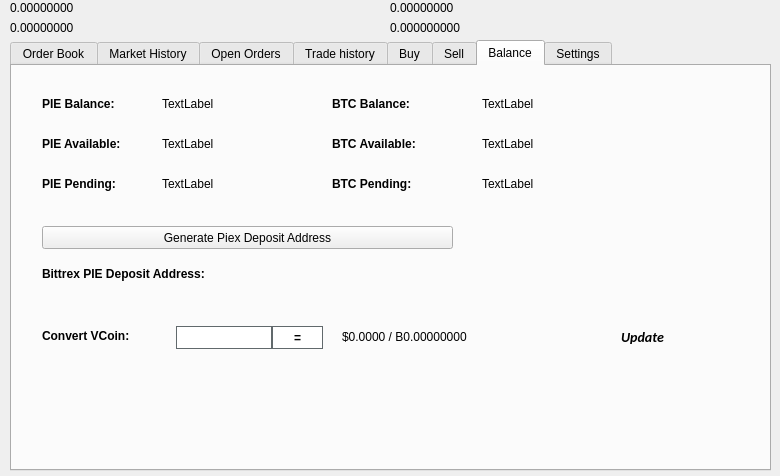
Before: the Qt Designer form src/qt/forms/tradingdialog.ui in SocialSend/SocialSend, drawn with Qt 5.
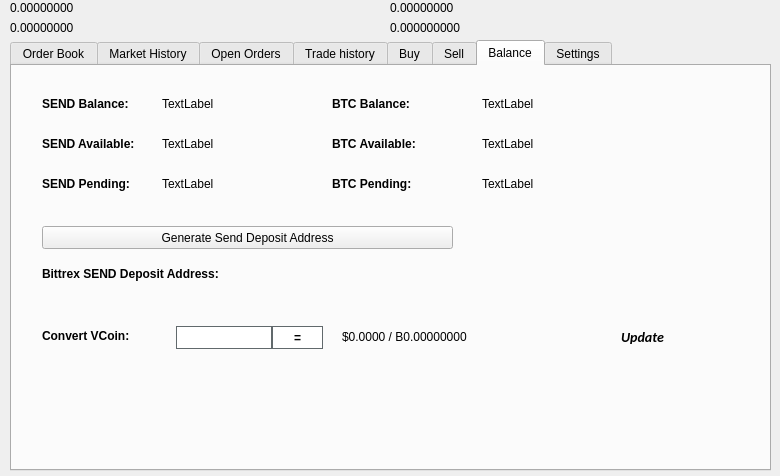
After: the same form once the commit is applied. The open tabs and pages were chosen to show the change. Icons and pictures are not drawn.

Patch:
```diff
--- a/src/qt/forms/tradingdialog.ui
+++ b/src/qt/forms/tradingdialog.ui
@@ -2762,7 +2762,7 @@
       </font>
      </property>
      <property name="text">
-      <string>PIE Balance:</string>
+      <string>SEND Balance:</string>
      </property>
     </widget>
     <widget class="QLabel" name="label_12">
@@ -2813,7 +2813,7 @@
       </font>
      </property>
      <property name="text">
-      <string>PIE Available:</string>
+      <string>SEND Available:</string>
      </property>
     </widget>
     <widget class="QLabel" name="label_14">
@@ -2832,7 +2832,7 @@
       </font>
      </property>
      <property name="text">
-      <string>PIE Pending:</string>
+      <string>SEND Pending:</string>
      </property>
     </widget>
     <widget class="QLabel" name="PIEPendingLabel">
@@ -2928,7 +2928,7 @@
       </font>
      </property>
      <property name="text">
-      <string>Bittrex PIE Deposit Address:</string>
+      <string>Bittrex SEND Deposit Address:</string>
      </property>
     </widget>
     <widget class="QPushButton" name="GenDepositBTN">
@@ -2941,7 +2941,7 @@
       </rect>
      </property>
      <property name="text">
-      <string>Generate Piex Deposit Address</string>
+      <string>Generate Send Deposit Address</string>
      </property>
      <property name="icon">
       <iconset resource="../piex.qrc">
```
Left out of the diff: 46 changed lines with no effect on the pictures.
